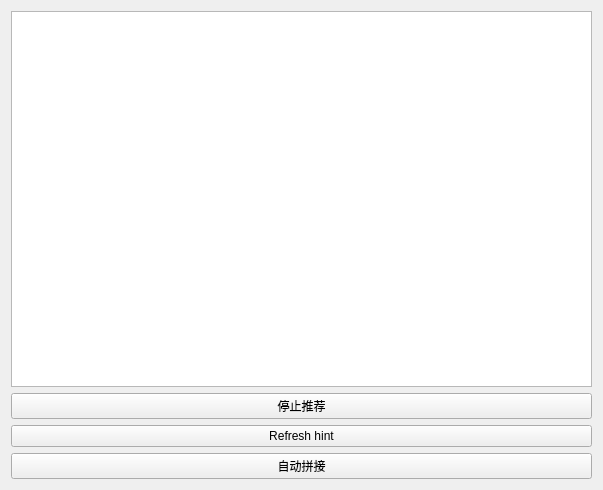
The window that ui/hintwindow.ui (fkjslee/Fragment) describes before a commit, drawn with Qt 5.
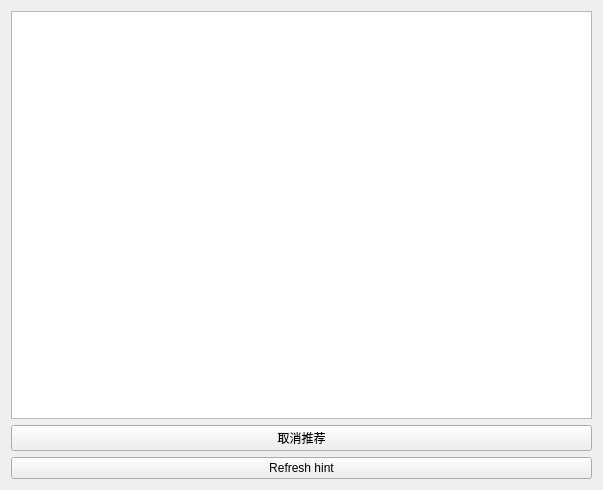
The same window after the commit.

```diff
--- a/ui/hintwindow.ui
+++ b/ui/hintwindow.ui
@@ -23,7 +23,7 @@
    <item>
     <widget class="QPushButton" name="btnClearAI">
      <property name="text">
-      <string>停止推荐</string>
+      <string>取消推荐</string>
      </property>
     </widget>
    </item>
@@ -34,13 +34,6 @@
      </property>
     </widget>
    </item>
-   <item>
-    <widget class="QPushButton" name="btnAutoJoint">
-     <property name="text">
-      <string>自动拼接</string>
-     </property>
-    </widget>
-   </item>
   </layout>
  </widget>
  <resources/>
```
